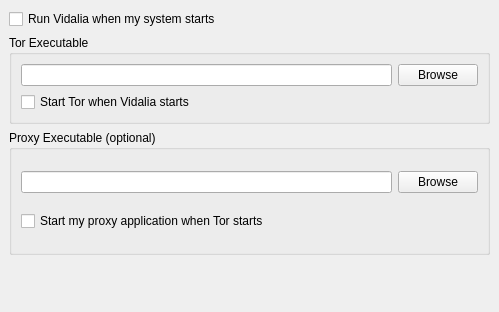
First picture: the form in src/vidalia/config/generalpage.ui, repository a-ilin/vidalia, before the edit.
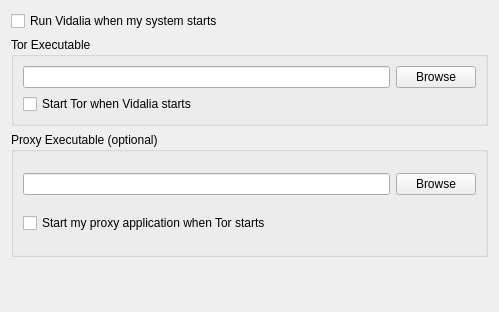
Second picture: the form after the edit.

Commit message:
r302@lysithea:  edmanm | 2008-04-03 21:39:29 -0400  Take out Qt 4.3-specific junk from my .ui changes.
svn:r2479

What changed in the file:
```diff
--- a/src/vidalia/config/generalpage.ui
+++ b/src/vidalia/config/generalpage.ui
@@ -16,18 +16,6 @@
    <property name="spacing" >
     <number>6</number>
    </property>
-   <property name="leftMargin" >
-    <number>9</number>
-   </property>
-   <property name="topMargin" >
-    <number>9</number>
-   </property>
-   <property name="rightMargin" >
-    <number>9</number>
-   </property>
-   <property name="bottomMargin" >
-    <number>9</number>
-   </property>
    <item>
     <widget class="QCheckBox" name="chkRunVidaliaAtSystemStartup" >
      <property name="text" >
@@ -53,18 +41,6 @@
       <property name="spacing" >
        <number>6</number>
       </property>
-      <property name="leftMargin" >
-       <number>9</number>
-      </property>
-      <property name="topMargin" >
-       <number>9</number>
-      </property>
-      <property name="rightMargin" >
-       <number>9</number>
-      </property>
-      <property name="bottomMargin" >
-       <number>9</number>
-      </property>
       <item>
        <layout class="QVBoxLayout" >
         <item>
```
